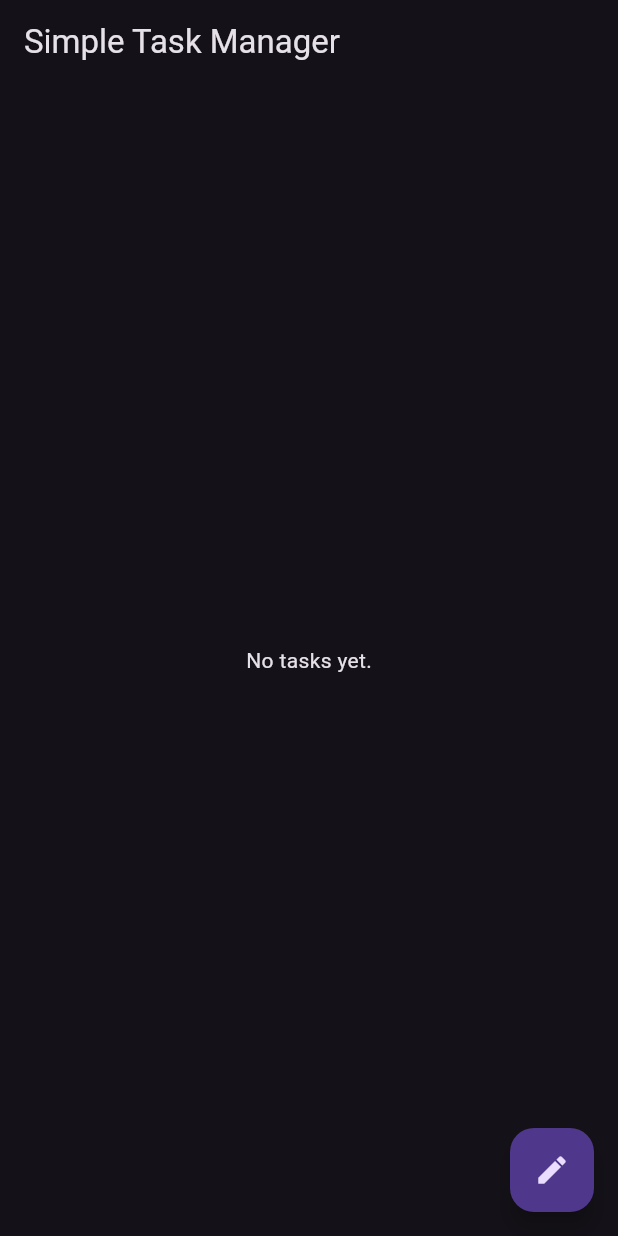
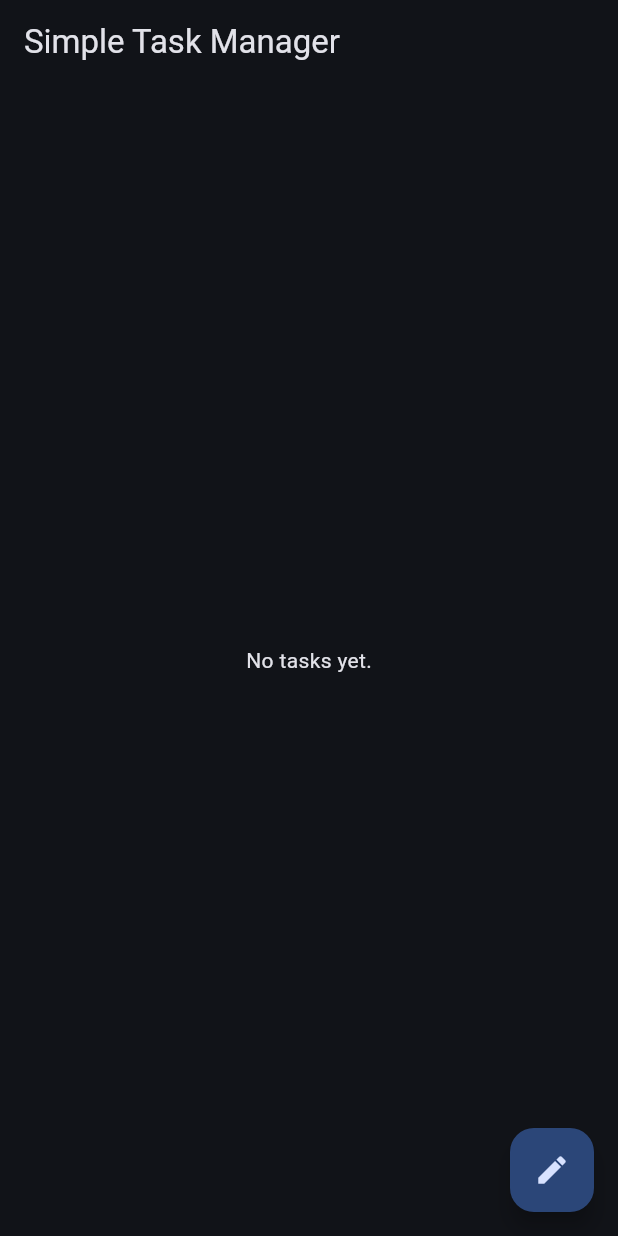
Before and after one commit to agungkurn/Simple-Task-Manager, a Flutter app: the screen it shows after launch, on a phone screen of 412 x 824 dp. Run offline on Flutter 3.47's test engine with Material 3 defaults, Android fonts, the phone set to English and light mode, and no system bars.

Commit message:
refactor, change theme

```diff
--- a/lib/main.dart
+++ b/lib/main.dart
@@ -1,5 +1,5 @@
 import 'package:flutter/material.dart';
-import 'package:flutter_submission_1/home.dart';
+import 'package:flutter_submission_1/widgets/home.dart';
 
 void main() {
   runApp(const MyApp());
@@ -12,7 +12,12 @@ class MyApp extends StatelessWidget {
   @override
   Widget build(BuildContext context) => MaterialApp(
     title: 'Simple Task Manager',
-    theme: ThemeData.dark(),
+    theme: ThemeData(
+      colorScheme: ColorScheme.fromSeed(
+        seedColor: Colors.blueAccent,
+        brightness: Brightness.dark,
+      ),
+    ),
     home: const Home(),
   );
 }
--- a/lib/shared/status_picker.dart
+++ b/lib/shared/status_picker.dart
@@ -1,6 +1,6 @@
 import 'package:flutter/material.dart';
 import 'package:flutter_submission_1/model/task_status.dart';
-import 'package:flutter_submission_1/status_picker.dart';
+import 'package:flutter_submission_1/widgets/status_picker.dart';
 
 Widget statusPicker({
   required BuildContext context,
--- a/lib/home.dart
+++ b/lib/widgets/home.dart
@@ -1,9 +1,9 @@
 import 'package:flutter/material.dart';
-import 'package:flutter_submission_1/create_task.dart';
 import 'package:flutter_submission_1/model/task.dart';
 import 'package:flutter_submission_1/model/task_operation.dart';
 import 'package:flutter_submission_1/model/task_status.dart';
-import 'package:flutter_submission_1/task_details.dart';
+import 'package:flutter_submission_1/widgets/create_task.dart';
+import 'package:flutter_submission_1/widgets/task_details.dart';
 
 class Home extends StatefulWidget {
   const Home({super.key});
--- a/lib/task_details.dart
+++ b/lib/widgets/task_details.dart
@@ -1,10 +1,10 @@
 import 'package:flutter/material.dart';
-import 'package:flutter_submission_1/edit_task.dart';
 import 'package:flutter_submission_1/model/task_operation.dart';
 import 'package:flutter_submission_1/model/task_status.dart';
 import 'package:flutter_submission_1/shared/status_picker.dart';
+import 'package:flutter_submission_1/widgets/edit_task.dart';
 
-import 'model/task.dart';
+import '../model/task.dart';
 
 class TaskDetails extends StatefulWidget {
   final Task task;
```
Also changed, not shown: lib/widgets/create_task.dart (renamed from lib/create_task.dart), lib/widgets/edit_task.dart (renamed from lib/edit_task.dart), lib/widgets/status_picker.dart (renamed from lib/status_picker.dart).
